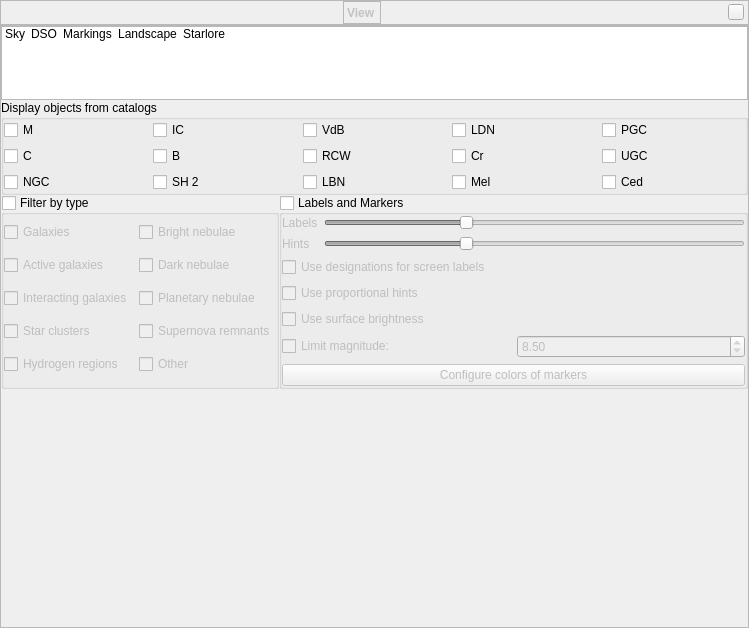
519984307/stellarium_src, file src/gui/viewDialog.ui: the form before one commit.
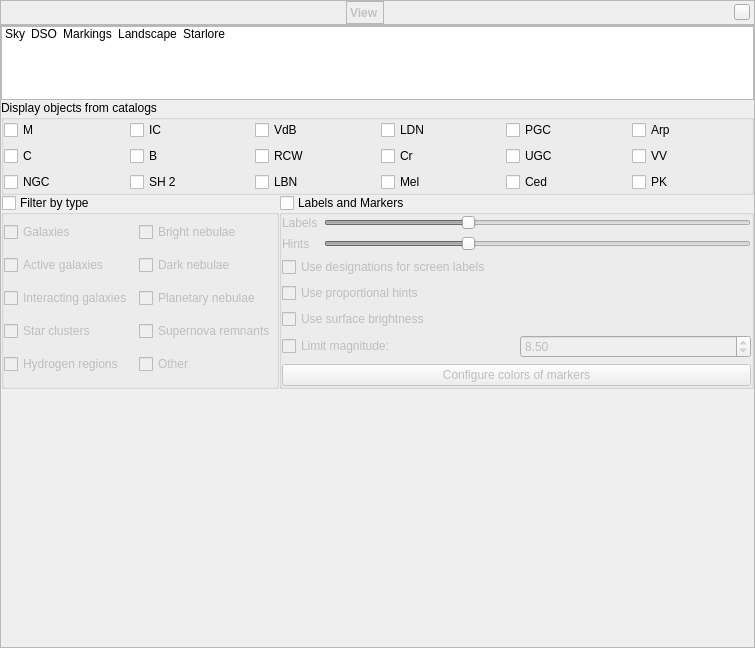
The form after the commit. The open tabs and pages were chosen to show the change. Icons and pictures are not drawn. Custom widgets are drawn as their Qt base class.

```diff
--- a/src/gui/viewDialog.ui
+++ b/src/gui/viewDialog.ui
@@ -6,8 +6,8 @@
    <rect>
     <x>0</x>
     <y>0</y>
-    <width>749</width>
-    <height>628</height>
+    <width>755</width>
+    <height>648</height>
    </rect>
   </property>
   <property name="font">
@@ -1423,6 +1423,45 @@
                </attribute>
               </widget>
              </item>
+             <item row="0" column="5">
+              <widget class="QCheckBox" name="checkBoxArp">
+               <property name="toolTip">
+                <string>Atlas of Peculiar Galaxies (Arp, 1966)</string>
+               </property>
+               <property name="text">
+                <string>Arp</string>
+               </property>
+               <attribute name="buttonGroup">
+                <string notr="true">buttonGroupDisplayedDSOCatalogs</string>
+               </attribute>
+              </widget>
+             </item>
+             <item row="1" column="5">
+              <widget class="QCheckBox" name="checkBoxVV">
+               <property name="toolTip">
+                <string>The Catalogue of Interacting Galaxies (Vorontsov-Velyaminov+, 2001)</string>
+               </property>
+               <property name="text">
+                <string>VV</string>
+               </property>
+               <attribute name="buttonGroup">
+                <string notr="true">buttonGroupDisplayedDSOCatalogs</string>
+               </attribute>
+              </widget>
+             </item>
+             <item row="2" column="5">
+              <widget class="QCheckBox" name="checkBoxPK">
+               <property name="toolTip">
+                <string>Catalogue of Galactic Planetary Nebulae (Kohoutek, 2001)</string>
+               </property>
+               <property name="text">
+                <string>PK</string>
+               </property>
+               <attribute name="buttonGroup">
+                <string notr="true">buttonGroupDisplayedDSOCatalogs</string>
+               </attribute>
+              </widget>
+             </item>
             </layout>
            </widget>
           </item>
```
Left out of the diff: 4 changed lines with no effect on the pictures.
